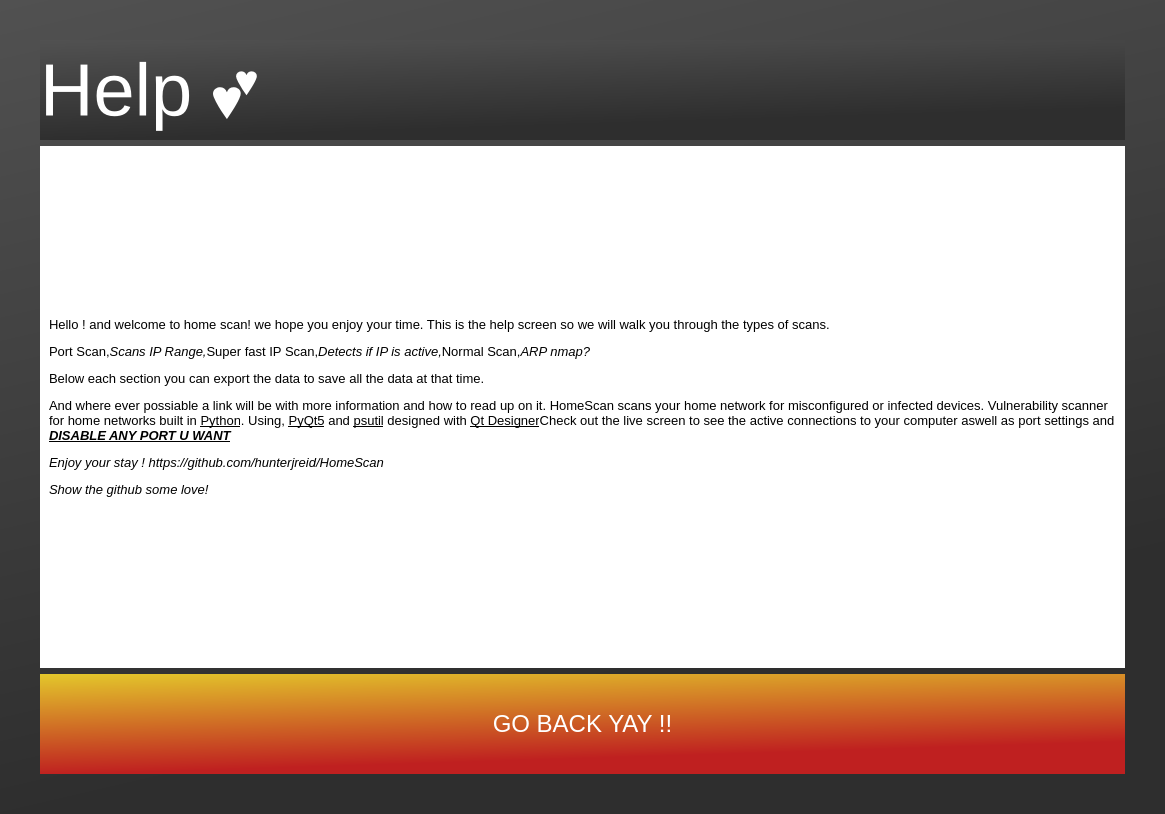
Above: router/help.ui from hunterjreid/HomeScan before the change. Below: the same form after it.
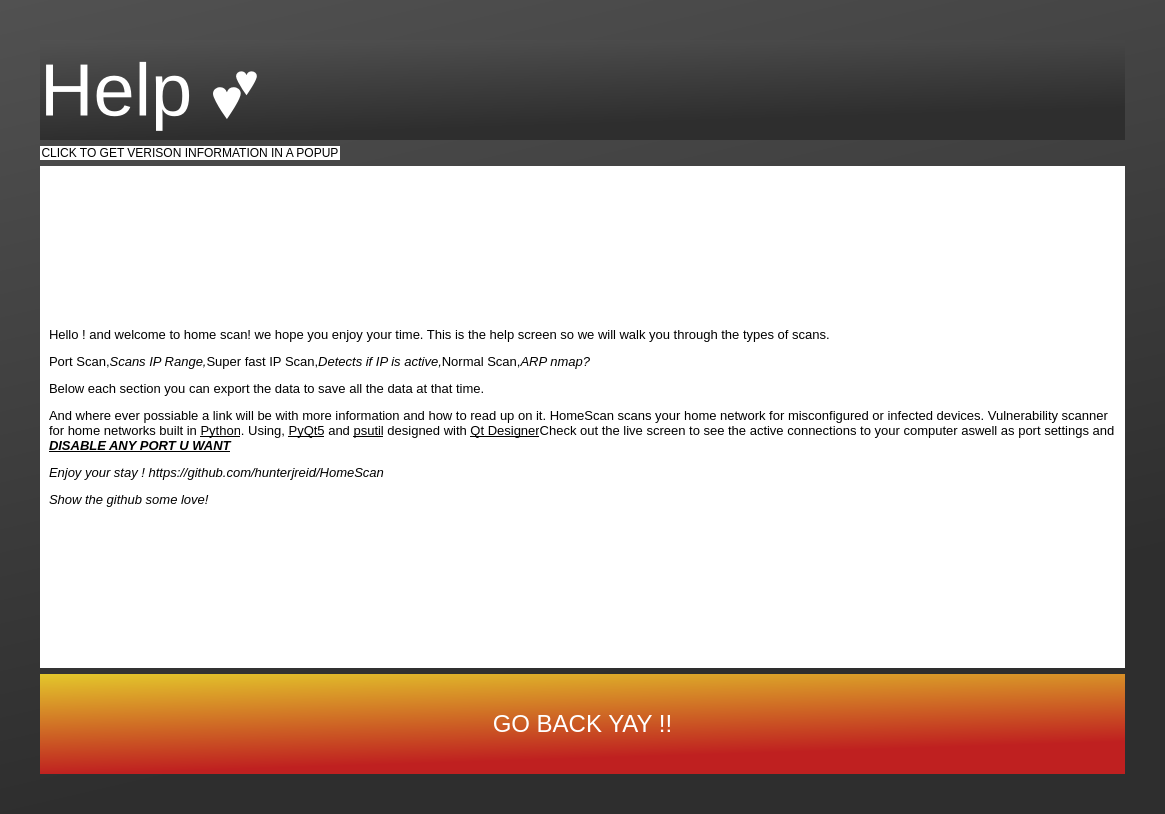
That is the form after the change.

The edit to the form file:
```diff
--- a/router/help.ui
+++ b/router/help.ui
@@ -53,6 +53,28 @@
           </property>
          </widget>
         </item>
+        <item>
+         <widget class="QPushButton" name="pushButton_2">
+          <property name="minimumSize">
+           <size>
+            <width>300</width>
+            <height>0</height>
+           </size>
+          </property>
+          <property name="maximumSize">
+           <size>
+            <width>300</width>
+            <height>16777215</height>
+           </size>
+          </property>
+          <property name="styleSheet">
+           <string notr="true">background-color:white;</string>
+          </property>
+          <property name="text">
+           <string>CLICK TO GET VERISON INFORMATION IN A POPUP</string>
+          </property>
+         </widget>
+        </item>
         <item>
          <widget class="QFrame" name="frame">
           <property name="styleSheet">
```
